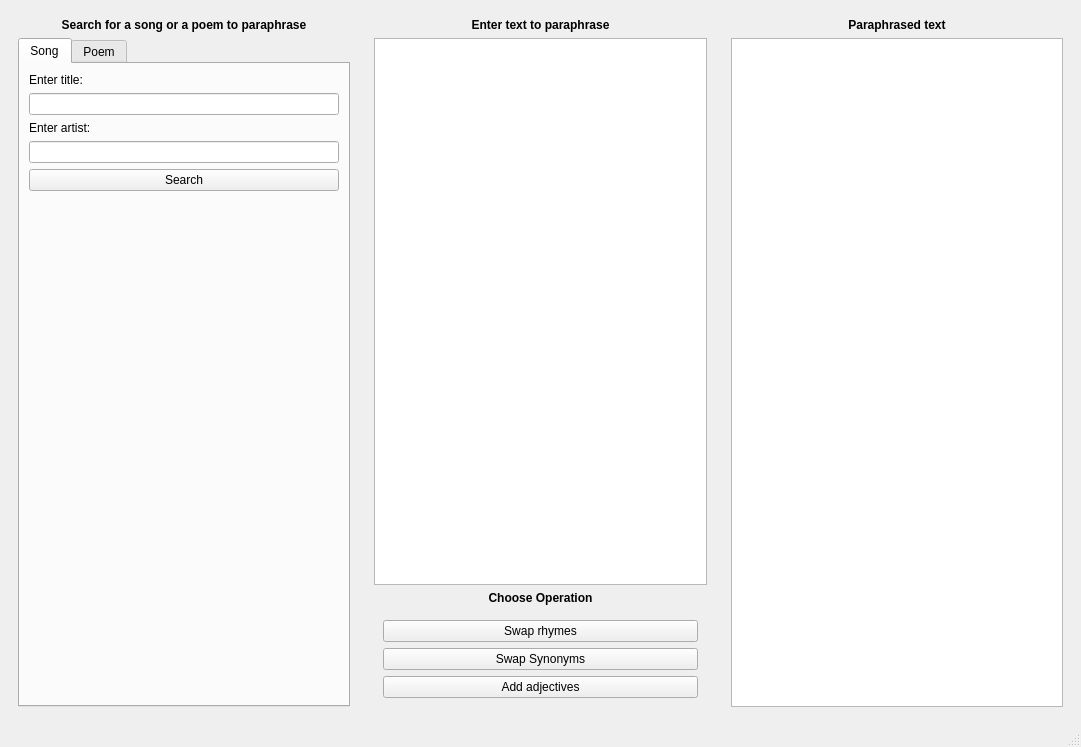
Old version of the form paraphrase_generator.ui in the repository pgrzankowski/paraphrase-generator-project.
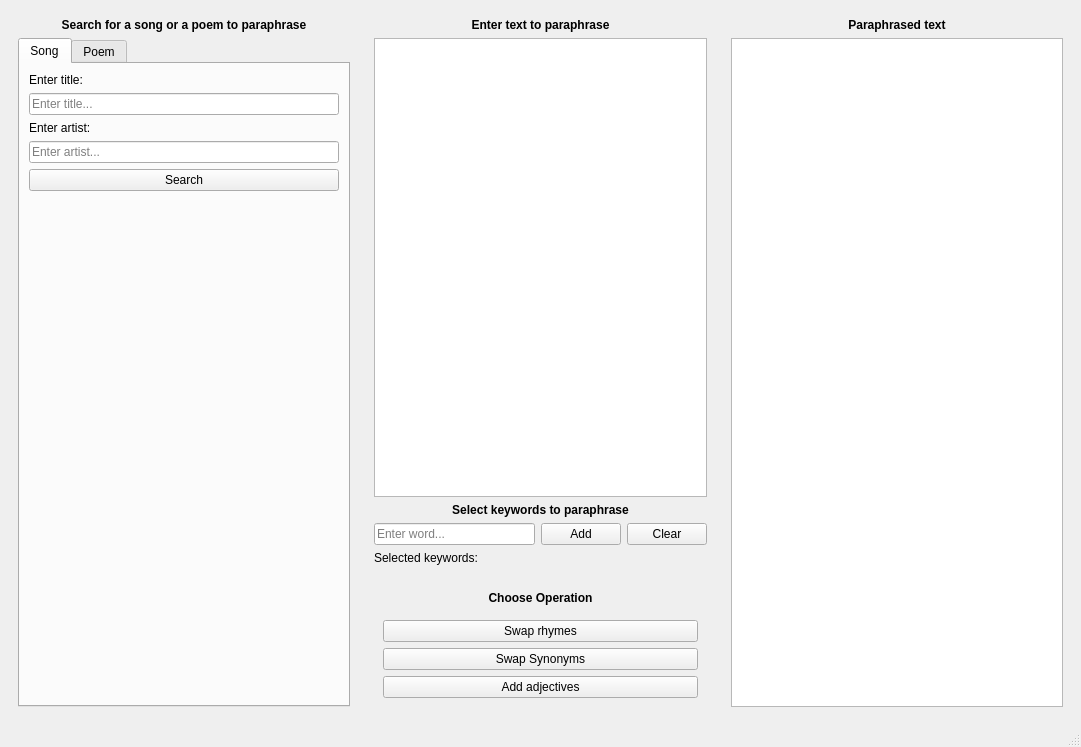
New version of the form.

```diff
--- a/paraphrase_generator.ui
+++ b/paraphrase_generator.ui
@@ -14,8 +14,8 @@
    <string>Pharaphrase generator</string>
   </property>
   <widget class="QWidget" name="centralwidget">
-   <layout class="QHBoxLayout" name="horizontalLayout">
-    <item>
+   <layout class="QGridLayout" name="gridLayout">
+    <item row="0" column="0">
      <widget class="QWidget" name="widget_1" native="true">
       <property name="sizePolicy">
        <sizepolicy hsizetype="Expanding" vsizetype="Expanding">
@@ -58,7 +58,11 @@
             </widget>
            </item>
            <item>
-            <widget class="QLineEdit" name="titleInput"/>
+            <widget class="QLineEdit" name="titleInput">
+             <property name="placeholderText">
+              <string>Enter title...</string>
+             </property>
+            </widget>
            </item>
            <item>
             <widget class="QLabel" name="songArtistLabel">
@@ -68,7 +72,11 @@
             </widget>
            </item>
            <item>
-            <widget class="QLineEdit" name="artistInput"/>
+            <widget class="QLineEdit" name="artistInput">
+             <property name="placeholderText">
+              <string>Enter artist...</string>
+             </property>
+            </widget>
            </item>
            <item>
             <widget class="QPushButton" name="searchButton">
@@ -182,7 +190,7 @@
       </layout>
      </widget>
     </item>
-    <item>
+    <item row="0" column="1">
      <widget class="QWidget" name="widget_3" native="true">
       <property name="sizePolicy">
        <sizepolicy hsizetype="MinimumExpanding" vsizetype="Preferred">
@@ -216,6 +224,81 @@
        <item>
         <widget class="QTextEdit" name="inputText"/>
        </item>
+       <item>
+        <widget class="QLabel" name="keywordLabel">
+         <property name="sizePolicy">
+          <sizepolicy hsizetype="Preferred" vsizetype="Preferred">
+           <horstretch>0</horstretch>
+           <verstretch>0</verstretch>
+          </sizepolicy>
+         </property>
+         <property name="font">
+          <font>
+           <weight>75</weight>
+           <bold>true</bold>
+          </font>
+         </property>
+         <property name="text">
+          <string>Select keywords to paraphrase</string>
+         </property>
+         <property name="alignment">
+          <set>Qt::AlignHCenter|Qt::AlignTop</set>
+         </property>
+        </widget>
+       </item>
+       <item>
+        <widget class="QWidget" name="widget_2" native="true">
+         <layout class="QHBoxLayout" name="horizontalLayout">
+          <property name="leftMargin">
+           <number>0</number>
+          </property>
+          <property name="topMargin">
+           <number>0</number>
+          </property>
+          <property name="rightMargin">
+           <number>0</number>
+          </property>
+          <property name="bottomMargin">
+           <number>0</number>
+          </property>
+          <item>
+           <widget class="QLineEdit" name="inputKeyword">
+            <property name="placeholderText">
+             <string>Enter word...</string>
+            </property>
+           </widget>
+          </item>
+          <item>
+           <widget class="QPushButton" name="addKeyword">
+            <property name="text">
+             <string>Add</string>
+            </property>
+           </widget>
+          </item>
+          <item>
+           <widget class="QPushButton" name="clearKeywords">
+            <property name="text">
+             <string>Clear</string>
+            </property>
+           </widget>
+          </item>
+         </layout>
+        </widget>
+       </item>
+       <item>
+        <widget class="QLabel" name="selectedKeywordsLabel">
+         <property name="text">
+          <string>Selected keywords:</string>
+         </property>
+        </widget>
+       </item>
+       <item>
+        <widget class="QLabel" name="keywordsList">
+         <property name="text">
+          <string/>
+         </property>
+        </widget>
+       </item>
        <item>
         <widget class="QLabel" name="chooseOperation">
          <property name="sizePolicy">
@@ -268,7 +351,7 @@
       </layout>
      </widget>
     </item>
-    <item>
+    <item row="0" column="2">
      <widget class="QWidget" name="widget_4" native="true">
       <layout class="QVBoxLayout" name="verticalLayout">
        <item>
```
